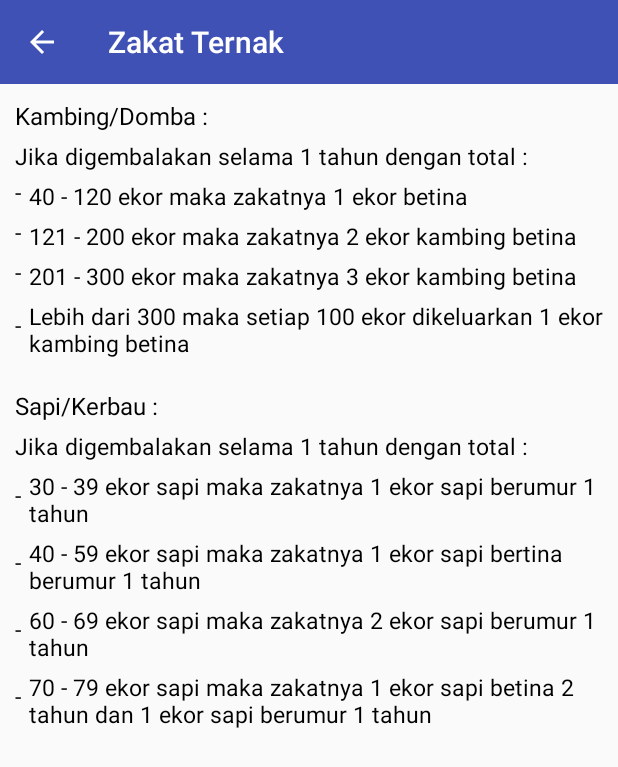
After one commit to gaganugraha33/AppsZakat, an Android app: the MenuZakatTernakActivity screen opened directly, with no data from a screen before it, on a phone screen of 412 x 824 dp. The commit adds this screen. Shown: the top 767 px of the screen. Run offline under Robolectric (Android 15) with nearby library versions, the phone set to English and light mode, and no system bars.

Commit message:
add menu zakat ternak

```diff
--- a/app/src/main/AndroidManifest.xml
+++ b/app/src/main/AndroidManifest.xml
@@ -44,6 +44,10 @@
         <activity android:name=".menu_kalkulator.MenuZakatTabunganActivity"
             android:label="Zakat Tabungan"
             />
+
+        <activity android:name=".menu_kalkulator.MenuZakatTernakActivity"
+            android:label="Zakat Ternak"
+            />
     </application>
 
 </manifest>
--- a/app/src/main/java/inc/angga/mobile/appszakat/CobaClass.java
+++ /dev/null
@@ -1,8 +0,0 @@
-package inc.angga.mobile.appszakat;
-
-/**
- * Created by ACER on 2/13/2017.
- */
-
-public class CobaClass {
-}
--- a/app/src/main/java/inc/angga/mobile/appszakat/MainActivity.java
+++ b/app/src/main/java/inc/angga/mobile/appszakat/MainActivity.java
@@ -24,7 +24,4 @@ public class MainActivity extends AppCompatActivity {
         });
     }
 
-    private void cobaUpdate(){
-        int i = 2+2;
-    }
 }
--- a/app/src/main/java/inc/angga/mobile/appszakat/menu_kalkulator/MenuKalkulatorActivity.java
+++ b/app/src/main/java/inc/angga/mobile/appszakat/menu_kalkulator/MenuKalkulatorActivity.java
@@ -21,6 +21,7 @@ public class MenuKalkulatorActivity extends AppCompatActivity {
     private CardView cvZakatFitrah;
     private CardView cvZakatEmas;
     private CardView cvZakatTabungan;
+    private CardView cvZakatTernak;
 
     @Override
     protected void onCreate(@Nullable Bundle savedInstanceState) {
@@ -34,6 +35,7 @@ public class MenuKalkulatorActivity extends AppCompatActivity {
         cvZakatFitrah = (CardView)findViewById(R.id.cv_zakat_fitrah);
         cvZakatEmas = (CardView)findViewById(R.id.cv_zakat_emas);
         cvZakatTabungan = (CardView)findViewById(R.id.cv_zakat_tabungan);
+        cvZakatTernak = (CardView)findViewById(R.id.cv_zakat_ternak);
 
         cvZakatFitrah.setOnClickListener(new View.OnClickListener() {
             @Override
@@ -59,6 +61,14 @@ public class MenuKalkulatorActivity extends AppCompatActivity {
             }
         });
 
+        cvZakatTernak.setOnClickListener(new View.OnClickListener() {
+            @Override
+            public void onClick(View view) {
+                Intent intent = new Intent(MenuKalkulatorActivity.this, MenuZakatTernakActivity.class);
+                startActivity(intent);
+            }
+        });
+
     }
 
     @Override
--- /dev/null
+++ b/app/src/main/java/inc/angga/mobile/appszakat/menu_kalkulator/MenuZakatTernakActivity.java
@@ -0,0 +1,42 @@
+package inc.angga.mobile.appszakat.menu_kalkulator;
+
+import android.os.Bundle;
+import android.support.annotation.Nullable;
+import android.support.v7.app.AppCompatActivity;
+import android.support.v7.widget.Toolbar;
+import android.view.MenuItem;
+
+import inc.angga.mobile.appszakat.R;
+
+/**
+ * Created by ACER on 2/14/2017.
+ */
+
+public class MenuZakatTernakActivity extends AppCompatActivity {
+    private Toolbar mToolBar;
+
+    @Override
+    protected void onCreate(@Nullable Bundle savedInstanceState) {
+        super.onCreate(savedInstanceState);
+        setContentView(R.layout.menu_zakat_ternak_activity);
+
+        mToolBar = (Toolbar) findViewById(R.id.mainToolbar);
+
+        setSupportActionBar(mToolBar);
+        getSupportActionBar().setDisplayHomeAsUpEnabled(true);
+    }
+
+    @Override
+    public boolean onOptionsItemSelected(MenuItem item) {
+        switch (item.getItemId()) {
+            case android.R.id.home:
+                finish();
+                return true;
+            default:
+                break;
+        }
+        return super.onOptionsItemSelected(item);
+    }
+
+
+}
--- a/app/src/main/res/layout/menu_kalkulator_activity_layout.xml
+++ b/app/src/main/res/layout/menu_kalkulator_activity_layout.xml
@@ -193,6 +193,7 @@
 
 
             <android.support.v7.widget.CardView
+                android:id="@+id/cv_zakat_ternak"
                 android:foreground="@drawable/bg_transparent_view"
                 android:layout_marginTop="6dp"
                 android:layout_width="match_parent"
--- /dev/null
+++ b/app/src/main/res/layout/menu_zakat_ternak_activity.xml
@@ -0,0 +1,273 @@
+<?xml version="1.0" encoding="utf-8"?>
+<LinearLayout xmlns:android="http://schemas.android.com/apk/res/android"
+    android:orientation="vertical" android:layout_width="match_parent"
+    android:layout_height="match_parent"
+    xmlns:app="http://schemas.android.com/apk/res-auto"
+    >
+
+    <android.support.v7.widget.Toolbar
+        android:id="@+id/mainToolbar"
+        android:layout_width="match_parent"
+        android:layout_height="wrap_content"
+        android:background="@color/colorPrimary"
+        app:theme="@style/ToolbarStyle"
+        />
+
+  <LinearLayout
+      android:layout_margin="10dp"
+      android:layout_width="match_parent"
+      android:layout_height="wrap_content"
+      android:orientation="vertical">
+
+      <TextView
+          android:layout_width="match_parent"
+          android:layout_height="wrap_content"
+          android:text="Kambing/Domba : "
+          android:textSize="16sp"
+          android:textColor="@color/black"
+          />
+
+
+      <TextView
+          android:layout_marginTop="5dp"
+          android:layout_width="match_parent"
+          android:layout_height="wrap_content"
+          android:text="Jika digembalakan selama 1 tahun dengan total : "
+          android:textSize="15sp"
+          android:textColor="@color/black"
+          />
+
+      <LinearLayout
+          android:layout_width="match_parent"
+          android:layout_height="wrap_content"
+          android:orientation="horizontal">
+
+          <TextView
+              android:layout_marginRight="5dp"
+              android:layout_width="wrap_content"
+              android:layout_height="match_parent"
+              android:gravity="center"
+              android:text="-"
+              android:textSize="15sp"
+              android:textColor="@color/black"/>
+
+          <TextView
+              android:layout_marginTop="5dp"
+              android:layout_width="match_parent"
+              android:layout_height="wrap_content"
+              android:text="40 - 120 ekor maka zakatnya 1 ekor betina"
+              android:textSize="15sp"
+              android:textColor="@color/black"
+              />
+
+      </LinearLayout>
+
+      <LinearLayout
+          android:layout_width="match_parent"
+          android:layout_height="wrap_content"
+          android:orientation="horizontal">
+
+          <TextView
+              android:layout_marginRight="5dp"
+              android:layout_width="wrap_content"
+              android:layout_height="match_parent"
+              android:gravity="center"
+              android:text="-"
+              android:textSize="15sp"
+              android:textColor="@color/black"/>
+
+          <TextView
+              android:layout_marginTop="5dp"
+              android:layout_width="match_parent"
+              android:layout_height="wrap_content"
+              android:text="121 - 200 ekor maka zakatnya 2 ekor kambing betina"
+              android:textSize="15sp"
+              android:textColor="@color/black"
+              />
+
+
+      </LinearLayout>
+
+      <LinearLayout
+          android:layout_width="match_parent"
+          android:layout_height="wrap_content"
+          android:orientation="horizontal">
+
+          <TextView
+              android:layout_marginRight="5dp"
+              android:layout_width="wrap_content"
+              android:layout_height="match_parent"
+              android:gravity="center"
+              android:text="-"
+              android:textSize="15sp"
+              android:textColor="@color/black"/>
+
+          <TextView
+              android:layout_marginTop="5dp"
+              android:layout_width="match_parent"
+              android:layout_height="wrap_content"
+              android:text="201 - 300 ekor maka zakatnya 3 ekor kambing betina"
+              android:textSize="15sp"
+              android:textColor="@color/black"
+              />
+
+
+      </LinearLayout>
+
+      <LinearLayout
+          android:layout_width="match_parent"
+          android:layout_height="wrap_content"
+          android:orientation="horizontal">
+
+          <TextView
+              android:layout_marginRight="5dp"
+              android:layout_width="wrap_content"
+              android:layout_height="match_parent"
+              android:gravity="center"
+              android:text="-"
+              android:textSize="15sp"
+              android:textColor="@color/black"/>
+
+          <TextView
+              android:layout_marginTop="5dp"
+              android:layout_width="match_parent"
+              android:layout_height="wrap_content"
+              android:text="Lebih dari 300 maka setiap 100 ekor dikeluarkan 1 ekor kambing betina"
+              android:textSize="15sp"
+              android:textColor="@color/black"
+              />
+
+      </LinearLayout>
+
+  </LinearLayout>
+
+<LinearLayout
+      android:layout_margin="10dp"
+      android:layout_width="match_parent"
+      android:layout_height="wrap_content"
+      android:orientation="vertical">
+
+      <TextView
+          android:layout_width="match_parent"
+          android:layout_height="wrap_content"
+          android:text="Sapi/Kerbau : "
+          android:textSize="16sp"
+          android:textColor="@color/black"
+          />
+
+
+      <TextView
+          android:layout_marginTop="5dp"
+          android:layout_width="match_parent"
+          android:layout_height="wrap_content"
+          android:text="Jika digembalakan selama 1 tahun dengan total : "
+          android:textSize="15sp"
+          android:textColor="@color/black"
+          />
+
+      <LinearLayout
+          android:layout_width="match_parent"
+          android:layout_height="wrap_content"
+          android:orientation="horizontal">
+
+          <TextView
+              android:layout_marginRight="5dp"
+              android:layout_width="wrap_content"
+              android:layout_height="match_parent"
+              android:gravity="center"
+              android:text="-"
+              android:textSize="15sp"
+              android:textColor="@color/black"/>
+
+          <TextView
+              android:layout_marginTop="5dp"
+              android:layout_width="match_parent"
+              android:layout_height="wrap_content"
+              android:text="30 - 39 ekor sapi maka zakatnya 1 ekor sapi berumur 1 tahun"
+              android:textSize="15sp"
+              android:textColor="@color/black"
+              />
+
+      </LinearLayout>
+
+      <LinearLayout
+          android:layout_width="match_parent"
+          android:layout_height="wrap_content"
+          android:orientation="horizontal">
+
+          <TextView
+              android:layout_marginRight="5dp"
+              android:layout_width="wrap_content"
+              android:layout_height="match_parent"
+              android:gravity="center"
+              android:text="-"
+              android:textSize="15sp"
+              android:textColor="@color/black"/>
+
+          <TextView
+              android:layout_marginTop="5dp"
+              android:layout_width="match_parent"
+              android:layout_height="wrap_content"
+              android:text="40 - 59 ekor sapi maka zakatnya 1 ekor sapi bertina berumur 1 tahun"
+              android:textSize="15sp"
+              android:textColor="@color/black"
+              />
+
+
+      </LinearLayout>
+
+      <LinearLayout
+          android:layout_width="match_parent"
+          android:layout_height="wrap_content"
+          android:orientation="horizontal">
+
+          <TextView
+              android:layout_marginRight="5dp"
+              android:layout_width="wrap_content"
+              android:layout_height="match_parent"
+              android:gravity="center"
+              android:text="-"
+              android:textSize="15sp"
+              android:textColor="@color/black"/>
+
+          <TextView
+              android:layout_marginTop="5dp"
+              android:layout_width="match_parent"
+              android:layout_height="wrap_content"
+              android:text="60 - 69 ekor sapi maka zakatnya 2 ekor sapi berumur 1 tahun"
+              android:textSize="15sp"
+              android:textColor="@color/black"
+              />
+
+
+      </LinearLayout>
+
+      <LinearLayout
+          android:layout_width="match_parent"
+          android:layout_height="wrap_content"
+          android:orientation="horizontal">
+
+          <TextView
+              android:layout_marginRight="5dp"
+              android:layout_width="wrap_content"
+              android:layout_height="match_parent"
+              android:gravity="center"
+              android:text="-"
+              android:textSize="15sp"
+              android:textColor="@color/black"/>
+
+          <TextView
+              android:layout_marginTop="5dp"
+              android:layout_width="match_parent"
+              android:layout_height="wrap_content"
+              android:text="70 - 79 ekor sapi maka zakatnya 1 ekor sapi betina 2 tahun dan 1 ekor sapi berumur 1 tahun"
+              android:textSize="15sp"
+              android:textColor="@color/black"
+              />
+
+      </LinearLayout>
+
+  </LinearLayout>
+
+
+</LinearLayout>
```
